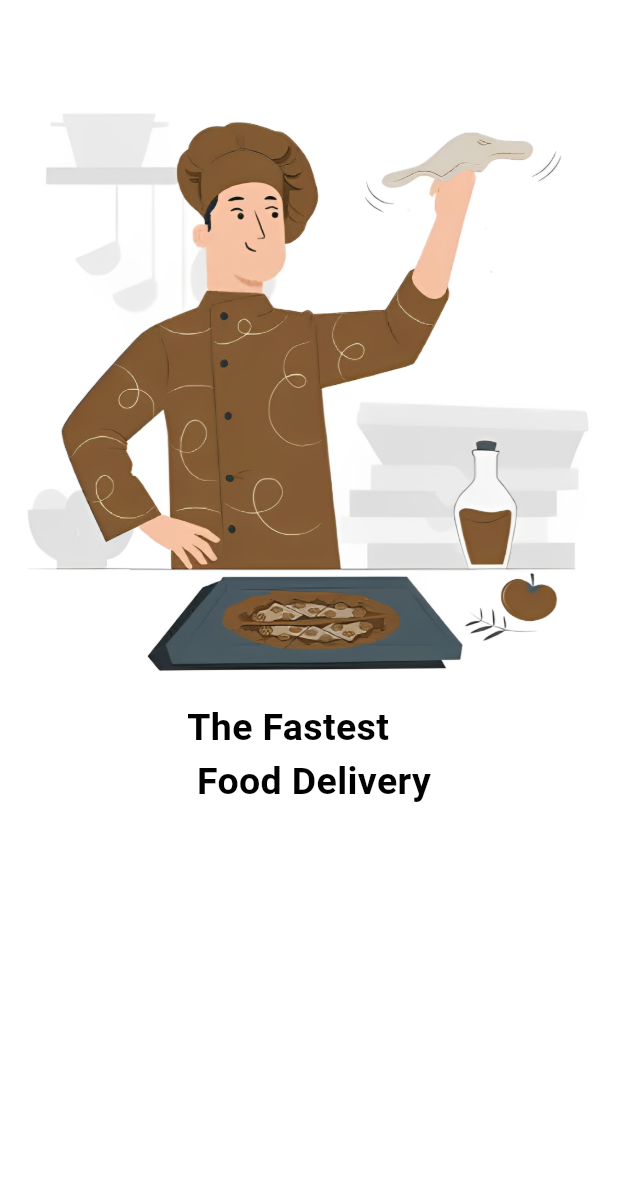
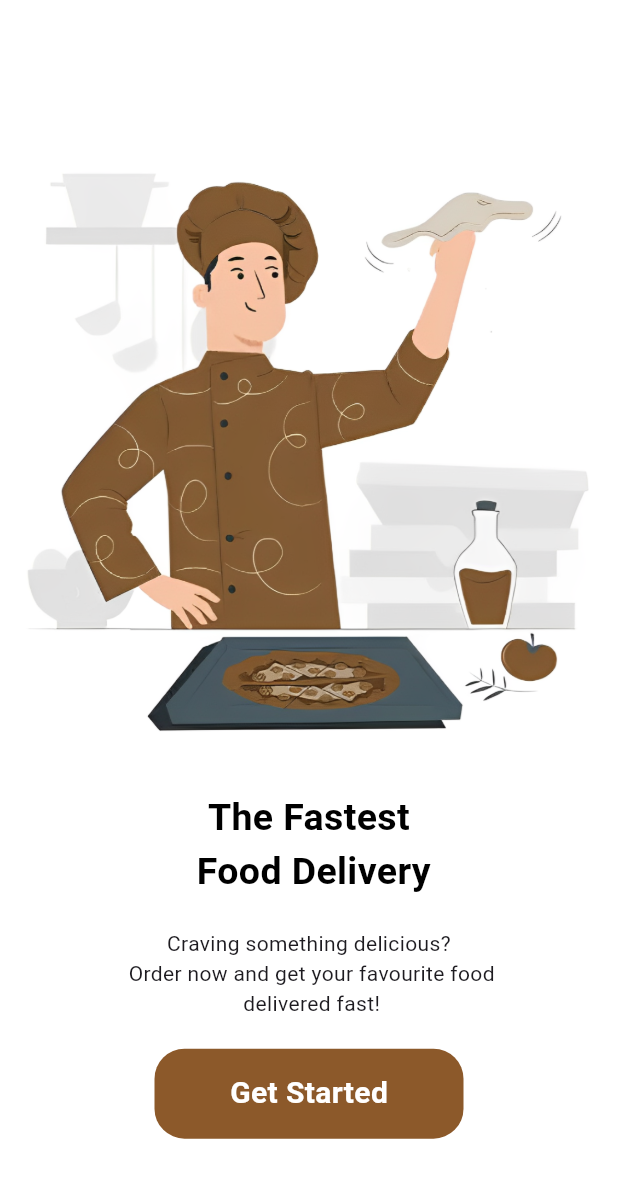
Before and after one commit to dbooker5/foodgo, a Flutter app: the Onboarding screen opened directly, on a phone screen of 412 x 824 dp. Shown: the top 1178 px of the screen. Run offline on Flutter 3.47's test engine with Material 3 defaults, Android fonts, the phone set to English and light mode, and no system bars; statements that could not run were skipped.

Commit message:
feat: Enhance Onboarding page UI
This commit improves the user interface of the Onboarding page.

Key changes include:
- Restructuring the layout with a `Column` and adding vertical spacing.
- Adding descriptive text below the main headline.
- Introducing a "Get Started" button with styling to guide users to the next step.

```diff
--- a/lib/pages/onboarding.dart
+++ b/lib/pages/onboarding.dart
@@ -14,12 +14,44 @@ class _OnboardingState extends State<Onboarding> {
   Widget build(BuildContext context) {
     return Scaffold(
       backgroundColor: Colors.white,
-      body: Container(child: Column(children: [
-        Image.asset(
-            'images/onboard.png'
+      body: Container(
+        margin: EdgeInsets.only(top: 40),
+        child: Column(
+          children: [
+            Image.asset(
+              "images/onboard.png"
+            ),
+            SizedBox(height: 20,),
+            Text(
+              "The Fastest\n Food Delivery",
+              textAlign: TextAlign.center,
+              style: AppWidget.HeadLineTextFieldStyle()
+            ),
+            SizedBox(height: 20,),
+            Text("Craving something delicious?\n Order now and get your favourite food\n delivered fast!",
+              textAlign: TextAlign.center,
+              style: AppWidget.SimpleTextFieldStyle(),
+            ),
+            SizedBox(height: 20,),
+            Container(
+              height: 60,
+              width: MediaQuery.of(context).size.width/2,
+              decoration: BoxDecoration(
+                  color: Color(0xff8c592a),
+                  borderRadius: BorderRadius.circular(20),
+              ),
+              child: Center(
+                child: Text(
+                    "Get Started",
+                    style: TextStyle(
+                        color: Colors.white,
+                        fontSize: 20,
+                        fontWeight: FontWeight.bold),
+                ),
+              ),
+            )
+         ],
         ),
-        Text("The Fastest\n Food Delivery", style: AppWidget.HeadLineTextFieldStyle(),)
-      ],)
       )
     );
   }
```
